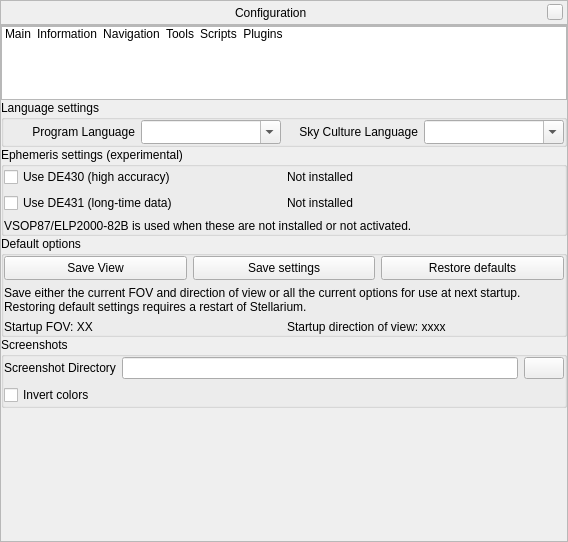
Qt form src/gui/configurationDialog.ui (519984307/stellarium_src) before a commit.
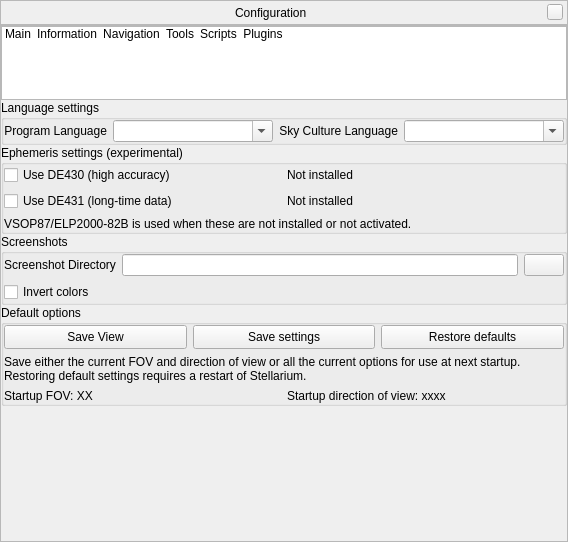
The same form after that commit. Icons and pictures are not drawn. Custom widgets are drawn as their Qt base class.

Commit message: GUI refactoring and rearrange (step 2)

```diff
--- a/src/gui/configurationDialog.ui
+++ b/src/gui/configurationDialog.ui
@@ -6,8 +6,8 @@
    <rect>
     <x>0</x>
     <y>0</y>
-    <width>568</width>
-    <height>496</height>
+    <width>419</width>
+    <height>473</height>
    </rect>
   </property>
   <layout class="QVBoxLayout">
@@ -197,13 +197,13 @@
                  </property>
                  <property name="minimumSize">
                   <size>
-                   <width>140</width>
-                   <height>24</height>
+                   <width>160</width>
+                   <height>0</height>
                   </size>
                  </property>
                  <property name="maximumSize">
                   <size>
-                   <width>140</width>
+                   <width>160</width>
                    <height>24</height>
                   </size>
                  </property>
@@ -235,13 +235,13 @@
                  </property>
                  <property name="minimumSize">
                   <size>
-                   <width>140</width>
-                   <height>24</height>
+                   <width>160</width>
+                   <height>0</height>
                   </size>
                  </property>
                  <property name="maximumSize">
                   <size>
-                   <width>140</width>
+                   <width>160</width>
                    <height>24</height>
                   </size>
                  </property>
@@ -346,6 +346,61 @@
             </layout>
            </widget>
           </item>
+          <item>
+           <widget class="QGroupBox" name="groupBox_3">
+            <property name="title">
+             <string>Screenshots</string>
+            </property>
+            <layout class="QVBoxLayout" name="verticalLayout_3">
+             <property name="leftMargin">
+              <number>0</number>
+             </property>
+             <property name="topMargin">
+              <number>0</number>
+             </property>
+             <property name="rightMargin">
+              <number>0</number>
+             </property>
+             <property name="bottomMargin">
+              <number>0</number>
+             </property>
+             <item>
+              <layout class="QHBoxLayout" name="horizontalLayout_5">
+               <item>
+                <widget class="QLabel" name="label">
+                 <property name="text">
+                  <string>Screenshot Directory</string>
+                 </property>
+                </widget>
+               </item>
+               <item>
+                <widget class="QLineEdit" name="screenshotDirEdit"/>
+               </item>
+               <item>
+                <widget class="QPushButton" name="screenshotBrowseButton">
+                 <property name="sizePolicy">
+                  <sizepolicy hsizetype="Fixed" vsizetype="Fixed">
+                   <horstretch>0</horstretch>
+                   <verstretch>0</verstretch>
+                  </sizepolicy>
+                 </property>
+                 <property name="text">
+                  <string/>
+                 </property>
+                </widget>
+               </item>
+              </layout>
+             </item>
+             <item>
+              <widget class="QCheckBox" name="invertScreenShotColorsCheckBox">
+               <property name="text">
+                <string>Invert colors</string>
+               </property>
+              </widget>
+             </item>
+            </layout>
+           </widget>
+          </item>
           <item>
            <widget class="QGroupBox" name="groupBox_6">
             <property name="title">
@@ -471,61 +526,6 @@
             </layout>
            </widget>
           </item>
-          <item>
-           <widget class="QGroupBox" name="groupBox_3">
-            <property name="title">
-             <string>Screenshots</string>
-            </property>
-            <layout class="QVBoxLayout" name="verticalLayout_3">
-             <property name="leftMargin">
-              <number>0</number>
-             </property>
-             <property name="topMargin">
-              <number>0</number>
-             </property>
-             <property name="rightMargin">
-              <number>0</number>
-             </property>
-             <property name="bottomMargin">
-              <number>0</number>
-             </property>
-             <item>
-              <layout class="QHBoxLayout" name="horizontalLayout_5">
-               <item>
-                <widget class="QLabel" name="label">
-                 <property name="text">
-                  <string>Screenshot Directory</string>
-                 </property>
-                </widget>
-               </item>
-               <item>
-                <widget class="QLineEdit" name="screenshotDirEdit"/>
-               </item>
-               <item>
-                <widget class="QPushButton" name="screenshotBrowseButton">
-                 <property name="sizePolicy">
-                  <sizepolicy hsizetype="Fixed" vsizetype="Fixed">
-                   <horstretch>0</horstretch>
-                   <verstretch>0</verstretch>
-                  </sizepolicy>
-                 </property>
-                 <property name="text">
-                  <string/>
-                 </property>
-                </widget>
-               </item>
-              </layout>
-             </item>
-             <item>
-              <widget class="QCheckBox" name="invertScreenShotColorsCheckBox">
-               <property name="text">
-                <string>Invert colors</string>
-               </property>
-              </widget>
-             </item>
-            </layout>
-           </widget>
-          </item>
           <item>
            <spacer name="verticalSpacer_4">
             <property name="orientation">
```
